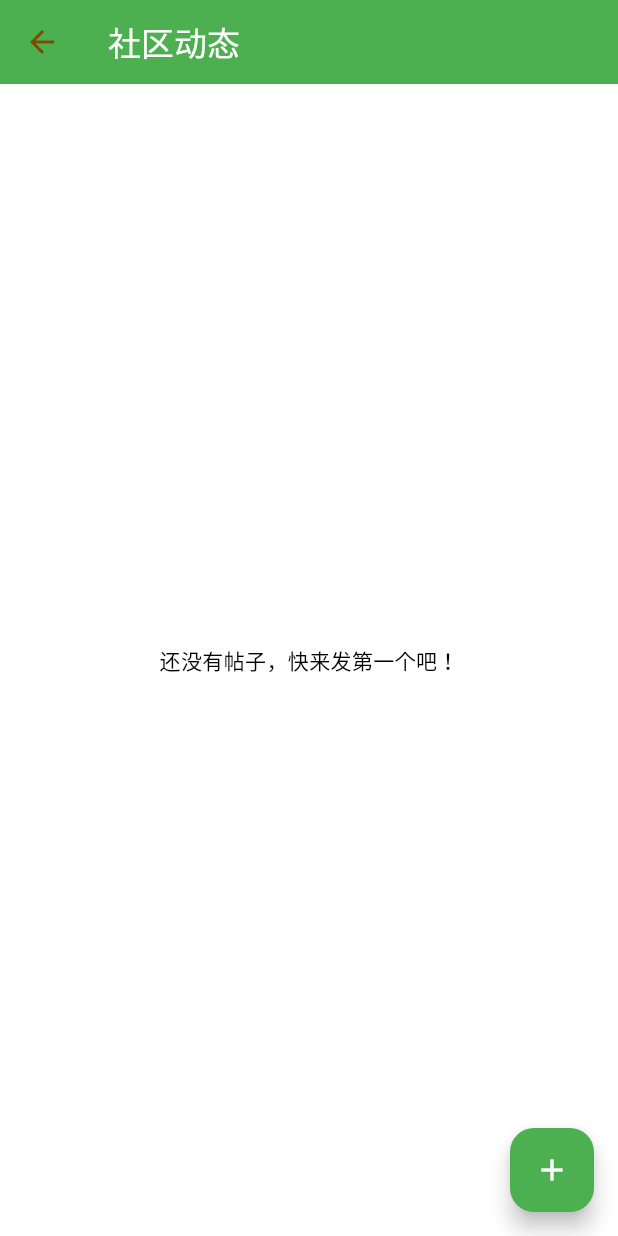
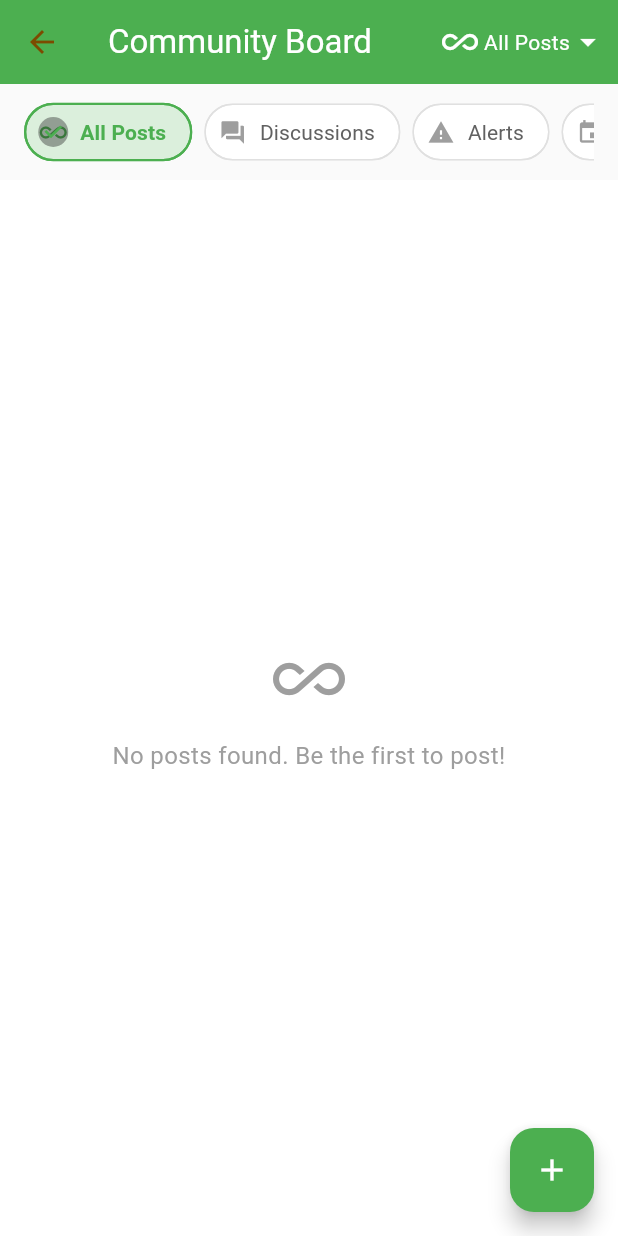
Before and after one commit to JeremyLing04/Pawradise, a Flutter app: the CommunityScreen screen opened directly, on a phone screen of 412 x 824 dp. Run offline on Flutter 3.47's test engine with Material 3 defaults, Android fonts, the light colour scheme and no system bars; our stand-ins replace cloud_firestore, firebase_auth, firebase_core; accounts and stored records are empty.

Commit message:
community board basic funtion added (view, filter)

```diff
--- a/lib/screens/community/community_screen.dart
+++ b/lib/screens/community/community_screen.dart
@@ -5,25 +5,120 @@ import 'create_post_screen.dart';
 import 'post_detail_screen.dart';
 import 'widgets/post_card.dart';
 
-class CommunityScreen extends StatelessWidget {
+class CommunityScreen extends StatefulWidget {
   const CommunityScreen({super.key});
+
+  @override
+  State<CommunityScreen> createState() => _CommunityScreenState();
+}
+
+class _CommunityScreenState extends State<CommunityScreen> {
+  String _selectedFilter = 'all'; // 'all', 'discussion', 'alert', 'event'
+  final List<String> _filterOptions = [
+    'all',
+    'discussion',
+    'alert',
+    'event'
+  ];
+
+  // 获取过滤后的Stream
+  Stream<QuerySnapshot> get _filteredPosts {
+    if (_selectedFilter == 'all') {
+      return FirebaseFirestore.instance
+          .collection('posts')
+          .orderBy('createdAt', descending: true)
+          .snapshots();
+    } else {
+      return FirebaseFirestore.instance
+          .collection('posts')
+          .where('type', isEqualTo: _selectedFilter)
+          .orderBy('createdAt', descending: true)
+          .snapshots();
+    }
+  }
+
+  // 获取过滤器显示的文本
+  String _getFilterLabel(String filter) {
+    switch (filter) {
+      case 'all':
+        return 'All Posts';
+      case 'discussion':
+        return 'Discussions';
+      case 'alert':
+        return 'Alerts';
+      case 'event':
+        return 'Events';
+      default:
+        return filter;
+    }
+  }
 
   @override
   Widget build(BuildContext context) {
     return Scaffold(
       appBar: AppBar(
-        title: const Text('社区动态'),
+        title: const Text('Community Board'),
         backgroundColor: Colors.green,
         foregroundColor: Colors.white,
+        actions: [
+          // 过滤器下拉菜单
+          PopupMenuButton<String>(
+            onSelected: (value) {
+              setState(() {
+                _selectedFilter = value;
+              });
+            },
+            itemBuilder: (BuildContext context) {
+              return _filterOptions.map((String filter) {
+                return PopupMenuItem<String>(
+                  value: filter,
+                  child: Row(
+                    children: [
+                      Icon(
+                        _getFilterIcon(filter),
+                        color: _selectedFilter == filter
+                            ? Colors.green
+                            : Colors.grey,
                       ),
-      body: StreamBuilder<QuerySnapshot>(
-        stream: FirebaseFirestore.instance
-            .collection('posts')
-            .orderBy('createdAt', descending: true)
-            .snapshots(),
+                      const SizedBox(width: 8),
+                      Text(_getFilterLabel(filter)),
+                    ],
+                  ),
+                );
+              }).toList();
+            },
+            child: Padding(
+              padding: const EdgeInsets.all(8.0),
+              child: Row(
+                children: [
+                  Icon(
+                    _getFilterIcon(_selectedFilter),
+                    color: Colors.white,
+                  ),
+                  const SizedBox(width: 4),
+                  Text(
+                    _getFilterLabel(_selectedFilter),
+                    style: const TextStyle(color: Colors.white, fontSize: 14),
+                  ),
+                  const Icon(Icons.arrow_drop_down, color: Colors.white),
+                ],
+              ),
+            ),
+          ),
+        ],
+      ),
+      body: Column(
+        children: [
+          // 快速过滤器按钮（可选）
+          _buildQuickFilterBar(),
+
+          // 帖子列表
+          Expanded(
+            child: StreamBuilder<QuerySnapshot>(
+              stream: _filteredPosts,
               builder: (context, snapshot) {
                 if (snapshot.hasError) {
-            return Center(child: Text('错误: ${snapshot.error}'));
+                  return Center(child: Text('Error: ${snapshot.error}'));
                 }
 
                 if (snapshot.connectionState == ConnectionState.waiting) {
@@ -31,7 +126,29 @@ class CommunityScreen extends StatelessWidget {
                 }
 
                 if (snapshot.data!.docs.isEmpty) {
-            return const Center(child: Text('还没有帖子，快来发第一个吧！'));
+                  return Center(
+                    child: Column(
+                      mainAxisAlignment: MainAxisAlignment.center,
+                      children: [
+                        Icon(
+                          _getFilterIcon(_selectedFilter),
+                          size: 48,
+                          color: Colors.grey,
+                        ),
+                        const SizedBox(height: 16),
+                        Text(
+                          _selectedFilter == 'all'
+                              ? 'No posts found. Be the first to post!'
+                              : 'No ${_getFilterLabel(_selectedFilter).toLowerCase()} found',
+                          style: const TextStyle(
+                            fontSize: 16,
+                            color: Colors.grey,
+                          ),
+                          textAlign: TextAlign.center,
+                        ),
+                      ],
+                    ),
+                  );
                 }
 
                 return ListView.builder(
@@ -52,6 +169,9 @@ class CommunityScreen extends StatelessWidget {
                 );
               },
             ),
+          ),
+        ],
+      ),
       floatingActionButton: FloatingActionButton(
         onPressed: () => Navigator.push(
           context,
@@ -62,4 +182,66 @@ class CommunityScreen extends StatelessWidget {
       ),
     );
   }
+
+  // 快速过滤器按钮栏
+  Widget _buildQuickFilterBar() {
+    return Container(
+      padding: const EdgeInsets.symmetric(vertical: 8, horizontal: 16),
+      color: Colors.grey[50],
+      child: SingleChildScrollView(
+        scrollDirection: Axis.horizontal,
+        child: Row(
+          children: _filterOptions.map((filter) {
+            final isSelected = _selectedFilter == filter;
+            return Padding(
+              padding: const EdgeInsets.only(right: 8),
+              child: FilterChip(
+                label: Text(_getFilterLabel(filter)),
+                selected: isSelected,
+                onSelected: (selected) {
+                  setState(() {
+                    _selectedFilter = selected ? filter : 'all';
+                  });
+                },
+                backgroundColor: Colors.white,
+                selectedColor: Colors.green.withOpacity(0.2),
+                checkmarkColor: Colors.green,
+                labelStyle: TextStyle(
+                  color: isSelected ? Colors.green : Colors.grey[700],
+                  fontWeight: isSelected ? FontWeight.bold : FontWeight.normal,
+                ),
+                avatar: Icon(
+                  _getFilterIcon(filter),
+                  size: 18,
+                  color: isSelected ? Colors.green : Colors.grey,
+                ),
+                shape: StadiumBorder(
+                  side: BorderSide(
+                    color: isSelected ? Colors.green : Colors.grey[300]!,
+                    width: isSelected ? 1.5 : 1,
+                  ),
+                ),
+              ),
+            );
+          }).toList(),
+        ),
+      ),
+    );
   }
+
+  // 获取过滤器图标
+  IconData _getFilterIcon(String filter) {
+    switch (filter) {
+      case 'all':
+        return Icons.all_inclusive;
+      case 'discussion':
+        return Icons.forum;
+      case 'alert':
+        return Icons.warning;
+      case 'event':
+        return Icons.event;
+      default:
+        return Icons.category;
+    }
+  }
+}
--- a/lib/screens/community/create_post_screen.dart
+++ b/lib/screens/community/create_post_screen.dart
@@ -17,16 +17,16 @@ class _CreatePostScreenState extends State<CreatePostScreen> {
   bool _isLoading = false;
 
   final _postTypes = [
-    {'value': 'discussion', 'label': '讨论'},
-    {'value': 'alert', 'label': '警报'},
-    {'value': 'event', 'label': '活动'},
+    {'value': 'discussion', 'label': 'Discussion'},
+    {'value': 'alert', 'label': 'Alert'},
+    {'value': 'event', 'label': 'Event'},
   ];
 
   @override
   Widget build(BuildContext context) {
     return Scaffold(
       appBar: AppBar(
-        title: const Text('发布新帖子'),
+        title: const Text('New Post'),
         backgroundColor: Colors.green,
         foregroundColor: Colors.white,
       ),
@@ -40,7 +40,7 @@ class _CreatePostScreenState extends State<CreatePostScreen> {
               DropdownButtonFormField<String>(
                 value: _selectedType,
                 decoration: const InputDecoration(
-                  labelText: '帖子类型',
+                  labelText: 'Post Category',
                   border: OutlineInputBorder(),
                 ),
                 items: _postTypes.map((type) {
@@ -57,12 +57,12 @@ class _CreatePostScreenState extends State<CreatePostScreen> {
               TextFormField(
                 controller: _titleController,
                 decoration: const InputDecoration(
-                  labelText: '标题',
+                  labelText: 'Title',
                   border: OutlineInputBorder(),
                 ),
                 validator: (value) {
                   if (value == null || value.isEmpty) {
-                    return '请输入标题';
+                    return 'Please input title';
                   }
                   return null;
                 },
@@ -73,14 +73,14 @@ class _CreatePostScreenState extends State<CreatePostScreen> {
               TextFormField(
                 controller: _contentController,
                 decoration: const InputDecoration(
-                  labelText: '内容',
+                  labelText: 'Content',
                   border: OutlineInputBorder(),
                   alignLabelWithHint: true,
                 ),
                 maxLines: 5,
                 validator: (value) {
                   if (value == null || value.isEmpty) {
-                    return '请输入内容';
+                    return 'Please input content';
                   }
                   return null;
                 },
@@ -99,7 +99,7 @@ class _CreatePostScreenState extends State<CreatePostScreen> {
                   ),
                   child: _isLoading
                       ? const CircularProgressIndicator(color: Colors.white)
-                      : const Text('发布帖子'),
+                      : const Text('Create Post'),
                 ),
               ),
             ],
@@ -136,7 +136,7 @@ class _CreatePostScreenState extends State<CreatePostScreen> {
       Navigator.pop(context); // 返回上一页
     } catch (e) {
       ScaffoldMessenger.of(context).showSnackBar(
-        SnackBar(content: Text('发布失败: $e')),
+        SnackBar(content: Text('Post Failed: $e')),
       );
     } finally {
       setState(() => _isLoading = false);
```
Lines whose indentation alone changed are shown as unchanged.
